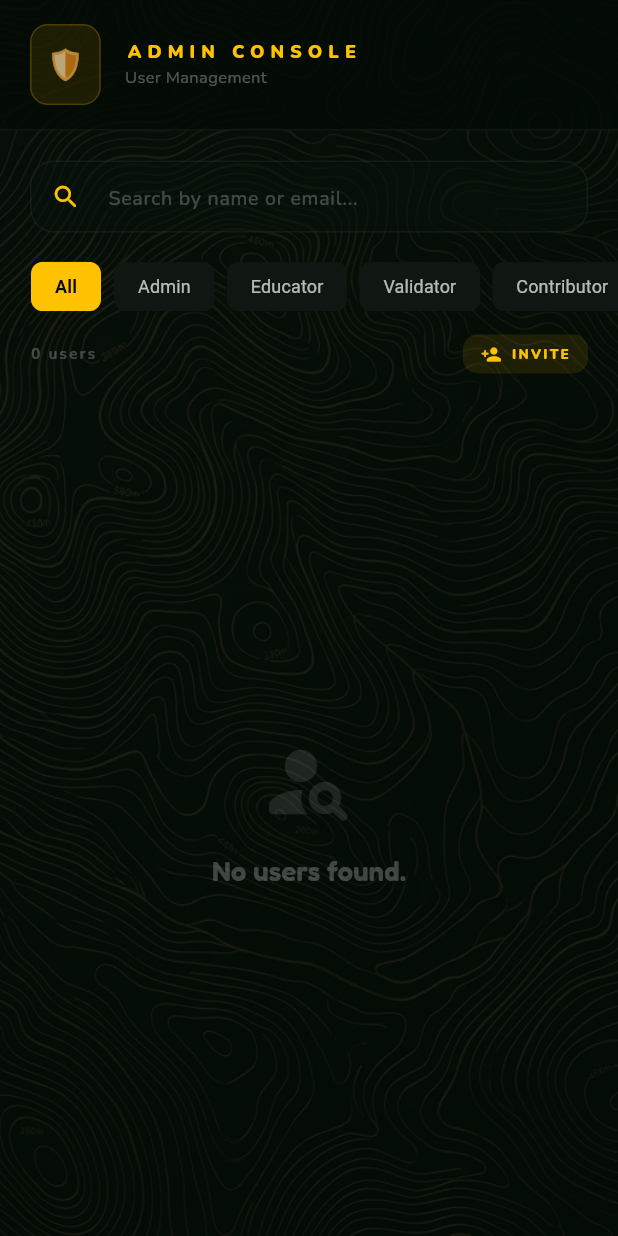
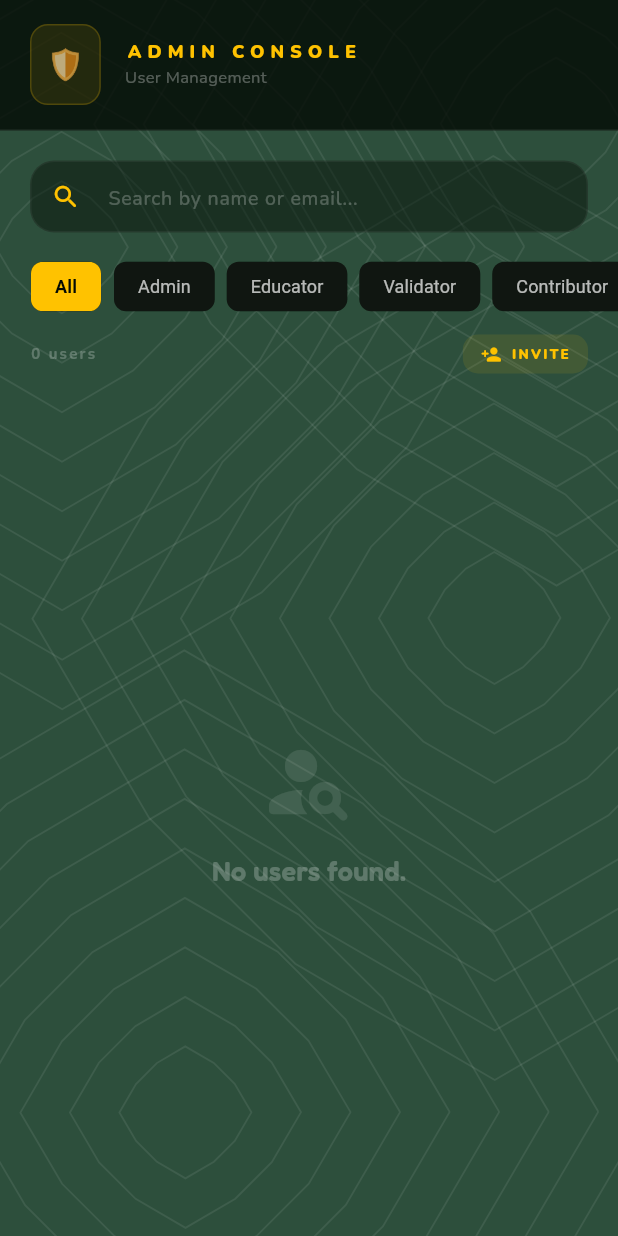
Before and after one commit to marvinkentumando/lumad-lingua-flutter, a Flutter app: the AdminUsersScreen screen opened directly, on a phone screen of 412 x 824 dp. Run offline on Flutter 3.47's test engine with Material 3 defaults, Android fonts, the phone set to English and light mode, and no system bars; our stand-ins replace audioplayers, cached_network_image, cloud_firestore, confetti, connectivity_plus, file_picker and 24 more; missing offline and left inert: audio_waveforms, flutter_map_marker_cluster, record; accounts and stored records are empty.

```diff
--- a/lib/screens/admin_users_screen.dart
+++ b/lib/screens/admin_users_screen.dart
@@ -6,6 +6,7 @@ import '../models/admin_models.dart';
 import '../theme/app_colors.dart';
 import '../theme/app_typography.dart';
 import '../widgets/brand_button.dart';
+import '../widgets/ambient_topo_background.dart';
 
 class AdminUsersScreen extends ConsumerStatefulWidget {
   const AdminUsersScreen({super.key});
@@ -40,18 +41,10 @@ class _AdminUsersScreenState extends ConsumerState<AdminUsersScreen> {
   Widget build(BuildContext context) {
     final usersAsync = ref.watch(allUsersProvider);
     return Scaffold(
-      backgroundColor: AppColors.forest900,
-      body: Stack(
+      backgroundColor: Colors.transparent,
+      body: AmbientTopoBackground(
+        child: Stack(
         children: [
-          Positioned.fill(
-            child: Opacity(
-              opacity: 0.1,
-              child: Image.asset(
-                'assets/images/topo_map.png',
-                fit: BoxFit.cover,
-              ),
-            ),
-          ),
           SafeArea(
             child: Column(
               children: [
@@ -135,8 +128,7 @@ class _AdminUsersScreenState extends ConsumerState<AdminUsersScreen> {
                                       vertical: 6,
                                     ),
                                     decoration: BoxDecoration(
-                                      color: AppColors.gold500.withValues(alpha: 0.1,
-                                      ),
+                                      color: AppColors.gold500.withValues(alpha: 0.1),
                                       borderRadius: BorderRadius.circular(10),
                                     ),
                                     child: Row(
@@ -227,8 +219,9 @@ class _AdminUsersScreenState extends ConsumerState<AdminUsersScreen> {
           ),
         ],
       ),
-    );
-  }
+    ),
+  );
+}
 
   Widget _buildRoleTabs() {
     final roles = [
@@ -448,7 +441,8 @@ class _AdminUsersScreenState extends ConsumerState<AdminUsersScreen> {
                             Text(
                               '${user.xp} XP',
                               style: AppTypography.mono.copyWith(
-                                color: AppColors.gold500.withValues(alpha: isSuspended ? 0.2 : 0.6,
+                                color: AppColors.gold500.withValues(
+                                  alpha: isSuspended ? 0.2 : 0.6,
                                 ),
                                 fontSize: 10,
                                 fontWeight: FontWeight.bold,
--- a/lib/screens/dictionary_screen.dart
+++ b/lib/screens/dictionary_screen.dart
@@ -13,7 +13,6 @@ import '../widgets/skeleton.dart';
 import '../widgets/brand_search_bar.dart';
 import '../widgets/ambient_topo_background.dart';
 import '../providers/search_history_provider.dart';
-import '../providers/user_preferences_provider.dart';
 
 class DictionaryScreen extends ConsumerStatefulWidget {
   const DictionaryScreen({super.key});
--- a/lib/screens/member_profile_screen.dart
+++ b/lib/screens/member_profile_screen.dart
@@ -132,7 +132,7 @@ class MemberProfileScreen extends ConsumerWidget {
   }
 
   String _getRoleBadge(UserRole role, Map<String, dynamic> profile) {
-    final location = profile['location'] ?? 'PHILIPPINES';
+    final location = profile['location'] ?? 'Unknown';
     switch (role) {
       case UserRole.admin:
         return 'SYSTEM OVERSEER  •  $location';
@@ -403,7 +403,7 @@ class MemberProfileScreen extends ConsumerWidget {
               child: ListView.separated(
                 scrollDirection: Axis.horizontal,
                 physics: const BouncingScrollPhysics(),
-                itemCount: earned.length > 3 ? 3 : earned.length,
+                itemCount: earned.length,
                 separatorBuilder: (context, _) => const SizedBox(width: 16),
                 itemBuilder: (context, index) {
                   return _buildArtifactCard(context, earned[index]);
```
Also changed, not shown: lib/models/app_config.dart (+13 -0 lines), lib/screens/contributor_screen.dart (+7 -4 lines), lib/screens/leaderboard_screen.dart (+8 -19 lines), lib/screens/validator_entries_screen.dart (+7 -4 lines), lib/screens/validator_home_screen.dart (+7 -4 lines), lib/screens/validator_lessons_screen.dart (+7 -4 lines), lib/screens/validator_voices_screen.dart (+7 -4 lines), 2 other files.
